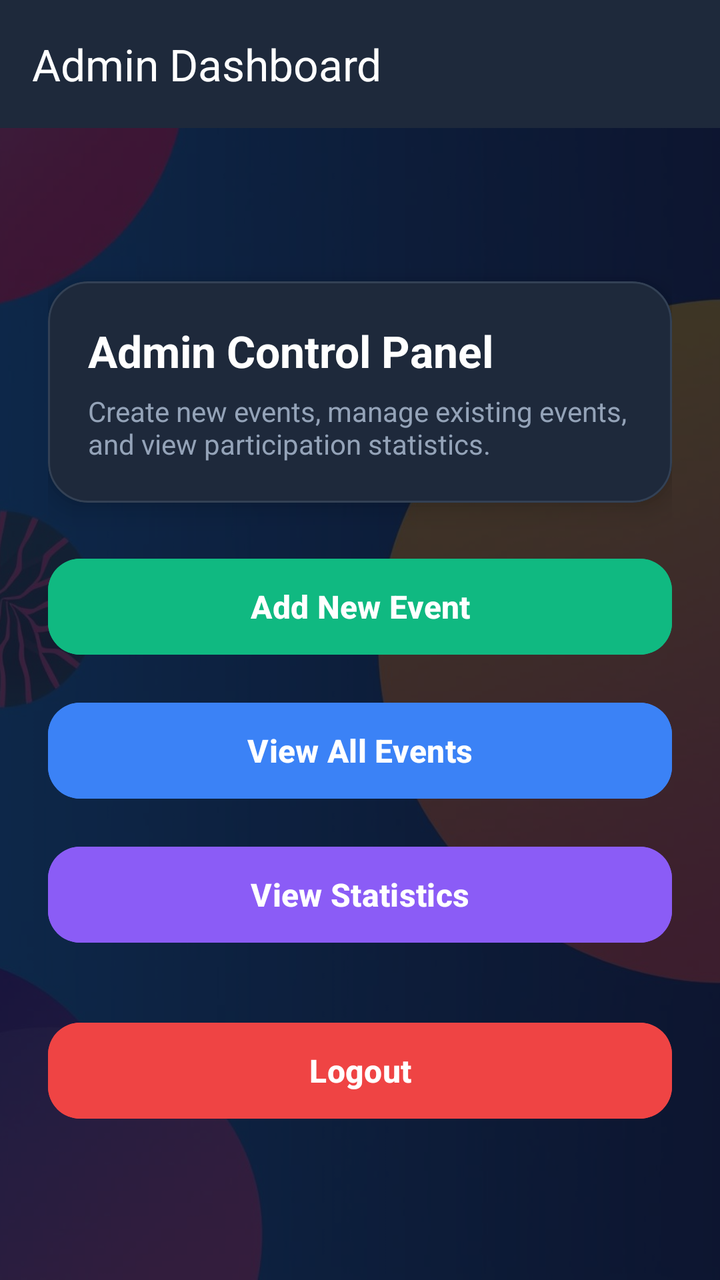
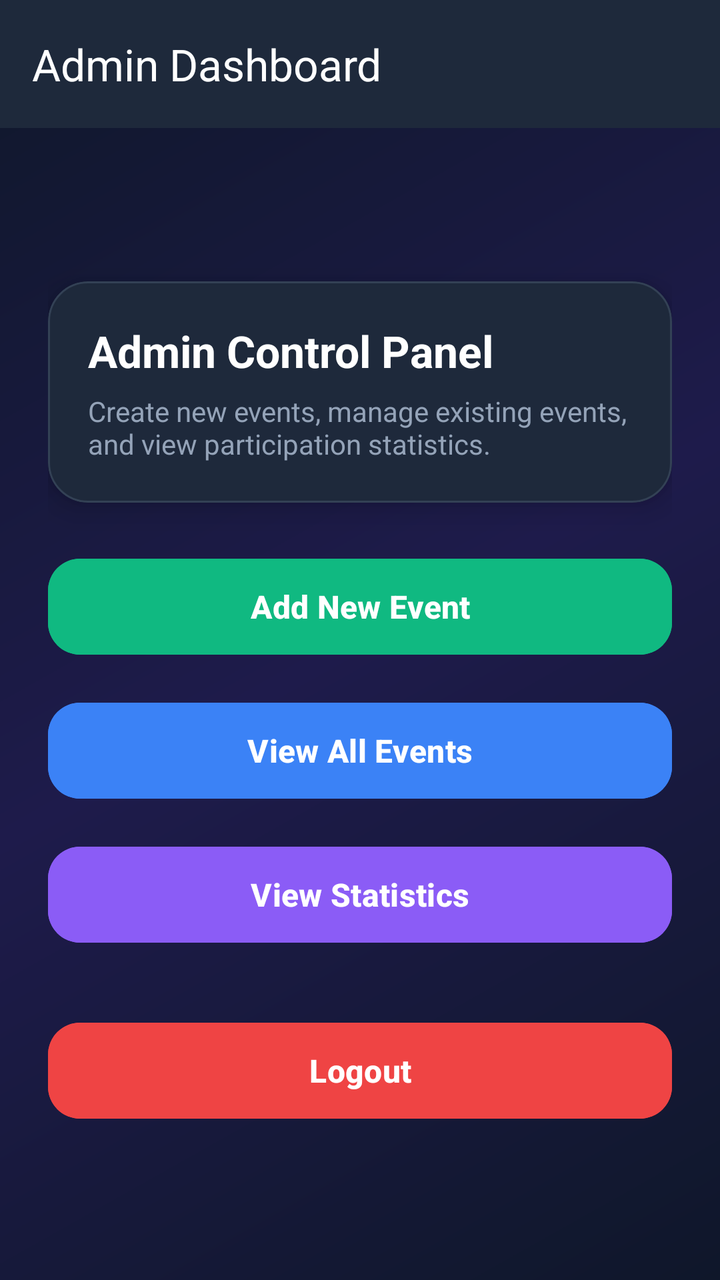

Screens rendered from an Android XML layout before and after an edit, with the pre-edit source and the edit as a unified diff.
<!-- AndroidManifest.xml: application theme Theme.EventManagementSystem -->
<!-- res/layout/activity_admin.xml -->
<?xml version="1.0" encoding="utf-8"?>
<FrameLayout
    xmlns:android="http://schemas.android.com/apk/res/android"
    xmlns:app="http://schemas.android.com/apk/res-auto"
    android:layout_width="match_parent"
    android:layout_height="match_parent">

    
    <ImageView
        android:layout_width="match_parent"
        android:layout_height="match_parent"
        android:src="@drawable/event_activity"
        android:scaleType="centerCrop"
        android:contentDescription="Background"/>

    
    <View
        android:layout_width="match_parent"
        android:layout_height="match_parent"
        android:background="#CC0F172A"/>

    <LinearLayout
        android:layout_width="match_parent"
        android:layout_height="match_parent"
        android:orientation="vertical">

        <com.google.android.material.appbar.MaterialToolbar
            android:id="@+id/toolbar"
            android:layout_width="match_parent"
            android:layout_height="?attr/actionBarSize"
            android:background="#1E293B"
            app:title="Admin Dashboard"
            app:titleTextColor="@android:color/white"/>

        <ScrollView
            android:layout_width="match_parent"
            android:layout_height="match_parent"
            android:fillViewport="true">

            <LinearLayout
                android:layout_width="match_parent"
                android:layout_height="wrap_content"
                android:orientation="vertical"
                android:padding="24dp"
                android:gravity="center">

                
                <com.google.android.material.card.MaterialCardView
                    android:layout_width="match_parent"
                    android:layout_height="wrap_content"
                    app:cardCornerRadius="20dp"
                    app:cardElevation="8dp"
                    app:strokeWidth="1dp"
                    app:strokeColor="#334155"
                    app:cardBackgroundColor="#1E293B"
                    android:layout_marginBottom="24dp">

                    <LinearLayout
                        android:layout_width="match_parent"
                        android:layout_height="wrap_content"
                        android:orientation="vertical"
                        android:padding="20dp">

                        <TextView
                            android:layout_width="wrap_content"
                            android:layout_height="wrap_content"
                            android:text="Admin Control Panel"
                            android:textSize="22sp"
                            android:textStyle="bold"
                            android:textColor="#FFFFFF"/>

                        <TextView
                            android:layout_width="wrap_content"
                            android:layout_height="wrap_content"
                            android:text="Create new events, manage existing events, and view participation statistics."
                            android:textSize="14sp"
                            android:textColor="#94A3B8"
                            android:layout_marginTop="6dp"/>
                    </LinearLayout>
                </com.google.android.material.card.MaterialCardView>

                
                <Button
                    android:id="@+id/btnAddEvent"
                    android:layout_width="match_parent"
                    android:layout_height="56dp"
                    android:text="Add New Event"
                    android:textSize="16sp"
                    android:textStyle="bold"
                    android:textColor="@android:color/white"
                    android:backgroundTint="#10B981"
                    app:cornerRadius="16dp"/>

                <Button
                    android:id="@+id/btnViewEvents"
                    android:layout_width="match_parent"
                    android:layout_height="56dp"
                    android:text="View All Events"
                    android:textSize="16sp"
                    android:textStyle="bold"
                    android:textColor="@android:color/white"
                    android:backgroundTint="#3B82F6"
                    app:cornerRadius="16dp"
                    android:layout_marginTop="16dp"/>

                <Button
                    android:id="@+id/btnViewStats"
                    android:layout_width="match_parent"
                    android:layout_height="56dp"
                    android:text="View Statistics"
                    android:textSize="16sp"
                    android:textStyle="bold"
                    android:textColor="@android:color/white"
                    android:backgroundTint="#8B5CF6"
                    app:cornerRadius="16dp"
                    android:layout_marginTop="16dp"/>

                <Button
                    android:id="@+id/btnLogout"
                    android:layout_width="match_parent"
                    android:layout_height="56dp"
                    android:text="Logout"
                    android:textSize="16sp"
                    android:textStyle="bold"
                    android:textColor="@android:color/white"
                    android:backgroundTint="#EF4444"
                    app:cornerRadius="16dp"
                    android:layout_marginTop="32dp"/>

            </LinearLayout>

        </ScrollView>

    </LinearLayout>

</FrameLayout>
<!-- resources referenced by this layout -->
<resources>
  <!-- drawable event_activity: jpg bitmap (drawable, 97123 bytes) -->
  <style name="Theme.EventManagementSystem" parent="Base.Theme.EventManagementSystem" />
  <style name="Base.Theme.EventManagementSystem" parent="Theme.Material3.DayNight.NoActionBar">
          <item name="colorPrimary">@color/primary</item>
          <item name="colorPrimaryVariant">@color/primary_dark</item>
          <item name="colorSecondary">@color/accent_orange</item>
          <item name="android:statusBarColor">@color/primary_dark</item>
      </style>
  <color name="primary">#4F46E5</color>
  <color name="primary_dark">#3730A3</color>
  <color name="accent_orange">#F97316</color>
</resources>

<!-- the commit's change to res/layout/activity_admin.xml (unified diff, before → after) -->
@@ -1,136 +1,117 @@
 <?xml version="1.0" encoding="utf-8"?>
-<FrameLayout
+<LinearLayout
     xmlns:android="http://schemas.android.com/apk/res/android"
     xmlns:app="http://schemas.android.com/apk/res-auto"
     android:layout_width="match_parent"
-    android:layout_height="match_parent">
+    android:layout_height="match_parent"
+    android:orientation="vertical"
+    android:background="@drawable/bg_main_gradient">
 
-    
-    <ImageView
+    <com.google.android.material.appbar.MaterialToolbar
+        android:id="@+id/toolbar"
+        android:layout_width="match_parent"
+        android:layout_height="?attr/actionBarSize"
+        android:background="#1E293B"
+        app:title="Admin Dashboard"
+        app:titleTextColor="@android:color/white"/>
+
+    <ScrollView
         android:layout_width="match_parent"
         android:layout_height="match_parent"
-        android:src="@drawable/event_activity"
-        android:scaleType="centerCrop"
-        android:contentDescription="Background"/>
+        android:fillViewport="true">
 
-    
-    <View
-        android:layout_width="match_parent"
-        android:layout_height="match_parent"
-        android:background="#CC0F172A"/>
+        <LinearLayout
+            android:layout_width="match_parent"
+            android:layout_height="wrap_content"
+            android:orientation="vertical"
+            android:padding="24dp"
+            android:gravity="center">
 
-    <LinearLayout
-        android:layout_width="match_parent"
-        android:layout_height="match_parent"
-        android:orientation="vertical">
-
-        <com.google.android.material.appbar.MaterialToolbar
-            android:id="@+id/toolbar"
-            android:layout_width="match_parent"
-            android:layout_height="?attr/actionBarSize"
-            android:background="#1E293B"
-            app:title="Admin Dashboard"
-            app:titleTextColor="@android:color/white"/>
-
-        <ScrollView
-            android:layout_width="match_parent"
-            android:layout_height="match_parent"
-            android:fillViewport="true">
-
-            <LinearLayout
+            
+            <com.google.android.material.card.MaterialCardView
                 android:layout_width="match_parent"
                 android:layout_height="wrap_content"
-                android:orientation="vertical"
-                android:padding="24dp"
-                android:gravity="center">
+                app:cardCornerRadius="20dp"
+                app:cardElevation="8dp"
+                app:strokeWidth="1dp"
+                app:strokeColor="#334155"
+                app:cardBackgroundColor="#1E293B"
+                android:layout_marginBottom="24dp">
 
-                
-                <com.google.android.material.card.MaterialCardView
+                <LinearLayout
                     android:layout_width="match_parent"
                     android:layout_height="wrap_content"
-                    app:cardCornerRadius="20dp"
-                    app:cardElevation="8dp"
-                    app:strokeWidth="1dp"
-                    app:strokeColor="#334155"
-                    app:cardBackgroundColor="#1E293B"
-                    android:layout_marginBottom="24dp">
+                    android:orientation="vertical"
+                    android:padding="20dp">
 
-                    <LinearLayout
-                        android:layout_width="match_parent"
+                    <TextView
+                        android:layout_width="wrap_content"
                         android:layout_height="wrap_content"
-                        android:orientation="vertical"
-                        android:padding="20dp">
+                        android:text="Admin Control Panel"
+                        android:textSize="22sp"
+                        android:textStyle="bold"
+                        android:textColor="#FFFFFF"/>
 
-                        <TextView
-                            android:layout_width="wrap_content"
-                            android:layout_height="wrap_content"
-                            android:text="Admin Control Panel"
-                            android:textSize="22sp"
-                            android:textStyle="bold"
-                            android:textColor="#FFFFFF"/>
+                    <TextView
+                        android:layout_width="wrap_content"
+                        android:layout_height="wrap_content"
+                        android:text="Create new events, manage existing events, and view participation statistics."
+                        android:textSize="14sp"
+                        android:textColor="#94A3B8"
+                        android:layout_marginTop="6dp"/>
+                </LinearLayout>
+            </com.google.android.material.card.MaterialCardView>
 
-                        <TextView
-                            android:layout_width="wrap_content"
-                            android:layout_height="wrap_content"
-                            android:text="Create new events, manage existing events, and view participation statistics."
-                            android:textSize="14sp"
-                            android:textColor="#94A3B8"
-                            android:layout_marginTop="6dp"/>
-                    </LinearLayout>
-                </com.google.android.material.card.MaterialCardView>
+            
+            <Button
+                android:id="@+id/btnAddEvent"
+                android:layout_width="match_parent"
+                android:layout_height="56dp"
+                android:text="Add New Event"
+                android:textSize="16sp"
+                android:textStyle="bold"
+                android:textColor="@android:color/white"
+                android:backgroundTint="#10B981"
+                app:cornerRadius="16dp"/>
 
-                
-                <Button
-                    android:id="@+id/btnAddEvent"
-                    android:layout_width="match_parent"
-                    android:layout_height="56dp"
-                    android:text="Add New Event"
-                    android:textSize="16sp"
-                    android:textStyle="bold"
-                    android:textColor="@android:color/white"
-                    android:backgroundTint="#10B981"
-                    app:cornerRadius="16dp"/>
+            <Button
+                android:id="@+id/btnViewEvents"
+                android:layout_width="match_parent"
+                android:layout_height="56dp"
+                android:text="View All Events"
+                android:textSize="16sp"
+                android:textStyle="bold"
+                android:textColor="@android:color/white"
+                android:backgroundTint="#3B82F6"
+                app:cornerRadius="16dp"
+                android:layout_marginTop="16dp"/>
 
-                <Button
-                    android:id="@+id/btnViewEvents"
-                    android:layout_width="match_parent"
-                    android:layout_height="56dp"
-                    android:text="View All Events"
-                    android:textSize="16sp"
-                    android:textStyle="bold"
-                    android:textColor="@android:color/white"
-                    android:backgroundTint="#3B82F6"
-                    app:cornerRadius="16dp"
-                    android:layout_marginTop="16dp"/>
+            <Button
+                android:id="@+id/btnViewStats"
+                android:layout_width="match_parent"
+                android:layout_height="56dp"
+                android:text="View Statistics"
+                android:textSize="16sp"
+                android:textStyle="bold"
+                android:textColor="@android:color/white"
+                android:backgroundTint="#8B5CF6"
+                app:cornerRadius="16dp"
+                android:layout_marginTop="16dp"/>
 
-                <Button
-                    android:id="@+id/btnViewStats"
-                    android:layout_width="match_parent"
-                    android:layout_height="56dp"
-                    android:text="View Statistics"
-                    android:textSize="16sp"
-                    android:textStyle="bold"
-                    android:textColor="@android:color/white"
-                    android:backgroundTint="#8B5CF6"
-                    app:cornerRadius="16dp"
-                    android:layout_marginTop="16dp"/>
+            <Button
+                android:id="@+id/btnLogout"
+                android:layout_width="match_parent"
+                android:layout_height="56dp"
+                android:text="Logout"
+                android:textSize="16sp"
+                android:textStyle="bold"
+                android:textColor="@android:color/white"
+                android:backgroundTint="#EF4444"
+                app:cornerRadius="16dp"
+                android:layout_marginTop="32dp"/>
 
-                <Button
-                    android:id="@+id/btnLogout"
-                    android:layout_width="match_parent"
-                    android:layout_height="56dp"
-                    android:text="Logout"
-                    android:textSize="16sp"
-                    android:textStyle="bold"
-                    android:textColor="@android:color/white"
-                    android:backgroundTint="#EF4444"
-                    app:cornerRadius="16dp"
-                    android:layout_marginTop="32dp"/>
+        </LinearLayout>
 
-            </LinearLayout>
+    </ScrollView>
 
-        </ScrollView>
-
-    </LinearLayout>
-
-</FrameLayout>
+</LinearLayout>
<!-- resource entries referenced after the edit -->
@@ -1,6 +1,16 @@
 <!-- resources referenced by this layout -->
 <resources>
-  <!-- drawable event_activity: jpg bitmap (drawable, 97123 bytes) -->
+  <!-- drawable bg_main_gradient (drawable) -->
+  <?xml version="1.0" encoding="utf-8"?>
+  <shape xmlns:android="http://schemas.android.com/apk/res/android"
+      android:shape="rectangle">
+      <gradient
+          android:angle="135"
+          android:startColor="#0F172A"
+          android:centerColor="#1E1B4B"
+          android:endColor="#0F172A"
+          android:type="linear" />
+  </shape>
   <style name="Theme.EventManagementSystem" parent="Base.Theme.EventManagementSystem" />
   <style name="Base.Theme.EventManagementSystem" parent="Theme.Material3.DayNight.NoActionBar">
           <item name="colorPrimary">@color/primary</item>
@@ -8,8 +18,8 @@
           <item name="colorSecondary">@color/accent_orange</item>
           <item name="android:statusBarColor">@color/primary_dark</item>
       </style>
-  <color name="primary">#4F46E5</color>
-  <color name="primary_dark">#3730A3</color>
+  <color name="primary">#6366F1</color>
+  <color name="primary_dark">#4338CA</color>
   <color name="accent_orange">#F97316</color>
 </resources>
 
